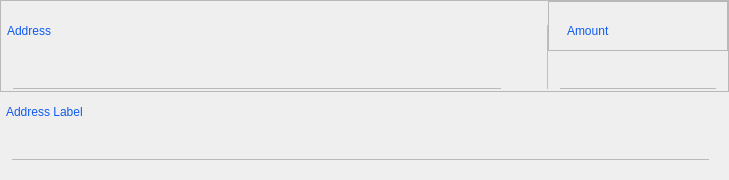
Old version of the form src/qt/forms/sendcoinsentry.ui in the repository Veil-Project/veil.
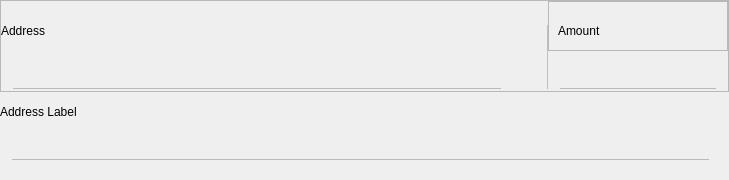
New version of the form. Icons and pictures are not drawn. Custom widgets are drawn as their Qt base class.

Patch:
```diff
--- a/src/qt/forms/sendcoinsentry.ui
+++ b/src/qt/forms/sendcoinsentry.ui
@@ -160,12 +160,6 @@
            <height>20</height>
           </size>
          </property>
-         <property name="styleSheet">
-          <string notr="true">padding:0px;
-margin:0px;
-margin-left:6px;
-color:#105AEF;</string>
-         </property>
          <property name="text">
           <string>Address</string>
          </property>
@@ -254,13 +248,6 @@
               <height>20</height>
              </size>
             </property>
-            <property name="styleSheet">
-             <string notr="true">border:none;
-margin:0px;
-margin-left:6px;
-padding:0px;
-color:#105AEF;</string>
-            </property>
             <property name="text">
              <string>Amount</string>
             </property>
@@ -347,13 +334,6 @@
            <height>20</height>
           </size>
          </property>
-         <property name="styleSheet">
-          <string notr="true">border:none;
-margin:0px;
-padding:0px;
-color:#105AEF;
-margin-left:3px;</string>
-         </property>
          <property name="text">
           <string>Address Label</string>
          </property>
```
